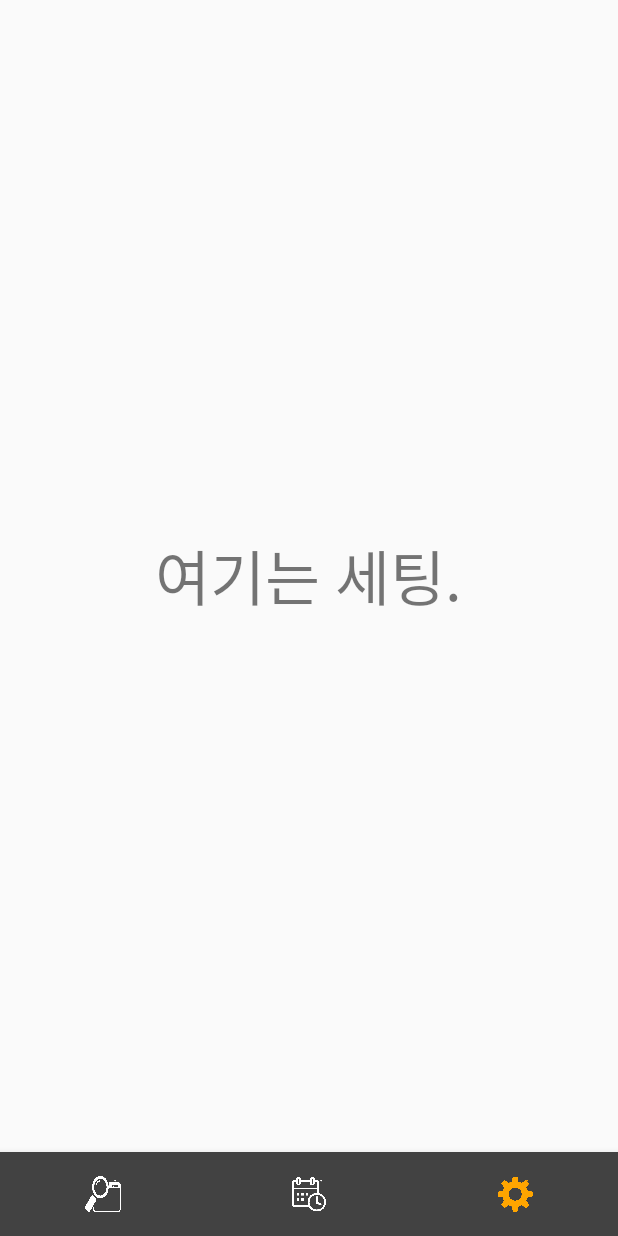
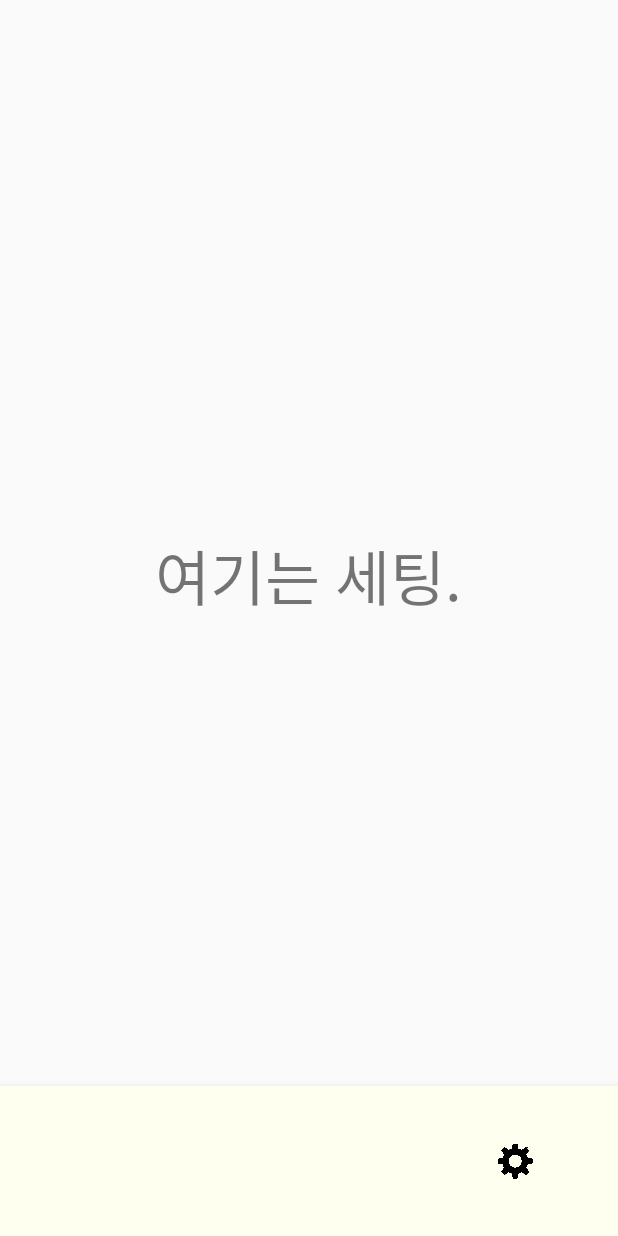
Before and after one commit to kthink03/DOT, an Android app: the screen it shows after launch (MainActivity), item 3 of the bottom bar chosen, on a phone screen of 412 x 824 dp. Run offline under Robolectric (Android 15) with nearby library versions, the phone set to English and light mode, and no system bars; libraries missing offline, so code that uses them is left out: com.prolificinteractive.materialcalendarview; 8 statements that could not run were skipped.

Commit message:
add button, design edit

```diff
--- a/app/build.gradle
+++ b/app/build.gradle
@@ -26,10 +26,10 @@ dependencies {
     implementation fileTree(dir: "libs", include: ["*.jar"])
     implementation 'androidx.appcompat:appcompat:1.2.0'
     implementation 'androidx.constraintlayout:constraintlayout:2.0.1'
-    implementation 'androidx.recyclerview:recyclerview:1.1.0'
-    implementation 'com.prolificinteractive:material-calendarview:1.4.3'
+    implementation 'androidx.recyclerview:recyclerview:1.1.0' //리사이컬 뷰 사용
+    implementation 'com.prolificinteractive:material-calendarview:1.4.3' //캘린더 뷰 사용
     //noinspection GradleCompatible
-    implementation 'com.android.support:design:28.0.0'
+    implementation 'com.android.support:design:28.0.0' //bottomNavigation
     testImplementation 'junit:junit:4.12'
     androidTestImplementation 'androidx.test.ext:junit:1.1.2'
     androidTestImplementation 'androidx.test.espresso:espresso-core:3.3.0'
--- a/app/src/main/java/com/example/dataoftoday/MainActivity.java
+++ b/app/src/main/java/com/example/dataoftoday/MainActivity.java
@@ -44,6 +44,7 @@ public class MainActivity<안녕> extends AppCompatActivity {
 
         //제일 처음 띄워줄 뷰를 세팅
         getSupportFragmentManager().beginTransaction().replace(R.id.main_layout,calendar).commitAllowingStateLoss();
+        bottomNavigationView.setSelectedItemId(R.id.tab2); //내비게이션 바에서 제일 가운데 메뉴를 default로
 
         //메뉴바의 아이콘을 선택했을 때 리스너 설정 + 액션 설정
         bottomNavigationView.setOnNavigationItemSelectedListener(new BottomNavigationView.OnNavigationItemSelectedListener() {
@@ -63,7 +64,6 @@ public class MainActivity<안녕> extends AppCompatActivity {
                         getSupportFragmentManager().beginTransaction().replace(R.id.main_layout,settings).commitAllowingStateLoss();
                         return true;
                     }
-
                     default: return false;
                 }
             }
--- a/app/src/main/res/drawable/calendar_not_select_background.xml
+++ b/app/src/main/res/drawable/calendar_not_select_background.xml
@@ -5,9 +5,9 @@
             android:shape="rectangle">
             <stroke
                 android:width="1dp"
-                android:color="@color/ivory"></stroke>
+                android:color="@color/white"></stroke>
             <corners android:radius="4dp"></corners>
-            <solid android:color="@color/ivory"></solid>
+            <solid android:color="@color/white"></solid>
             <size
                 android:width="18dp"
                 android:height="18dp">
--- a/app/src/main/res/drawable/calendar_select_background.xml
+++ b/app/src/main/res/drawable/calendar_select_background.xml
@@ -6,7 +6,7 @@
                 android:width="1dp"
                 android:color="@color/crimson"></stroke>
             <corners android:radius="4dp"></corners>
-            <solid android:color="@color/ivory"></solid>
+            <solid android:color="@color/white"></solid>
             <size
                 android:width="18dp"
                 android:height="18dp"></size>
--- a/app/src/main/res/drawable/item_color.xml
+++ b/app/src/main/res/drawable/item_color.xml
@@ -1,5 +1,5 @@
 <?xml version="1.0" encoding="utf-8"?>
 <selector xmlns:android="http://schemas.android.com/apk/res/android">
-    <item android:state_checked="true" android:color="@color/tangerine"/>
-    <item android:color="#FFFFFF"/>
+    <item android:color="@color/black"  android:state_checked="true" />
+    <item android:color="@color/ivory" android:state_checked="false"/>
 </selector>
--- a/app/src/main/res/layout/activity_main.xml
+++ b/app/src/main/res/layout/activity_main.xml
@@ -13,17 +13,17 @@
             android:layout_marginBottom="?attr/actionBarSize"/>
 
         <com.google.android.material.bottomnavigation.BottomNavigationView
-                android:id="@+id/bottomNavigationView"
-                android:layout_marginEnd="0dp"
-                android:layout_marginStart="0dp"
-                android:layout_gravity="bottom"
-                android:background="@color/cardview_dark_background"
-                app:menu="@menu/menu_bottom"
-                app:labelVisibilityMode="unlabeled"
-                app:itemBackground="@color/cardview_dark_background"
-                app:itemIconTint="@drawable/item_color"
-                app:itemTextColor="@drawable/item_color"
-                android:layout_width="match_parent"
-                android:layout_height="wrap_content"/>
+            android:id="@+id/bottomNavigationView"
+            android:layout_width="match_parent"
+            android:layout_height="150px"
+            android:layout_gravity="bottom"
+            android:layout_marginStart="0dp"
+            android:layout_marginEnd="0dp"
+            android:background="@color/ivory"
+            app:itemIconTint="@drawable/item_color"
+            app:itemTextColor="@drawable/item_color"
+            app:labelVisibilityMode="unlabeled"
+            app:menu="@menu/menu_bottom_" />
+
 
 </androidx.coordinatorlayout.widget.CoordinatorLayout>
--- a/app/src/main/res/menu/menu_bottom.xml
+++ b/app/src/main/res/menu/menu_bottom_.xml
@@ -7,7 +7,7 @@
         app:showAsAction="always"
         android:icon="@drawable/menu_more"
         android:enabled="true"
-        android:checked="true"
+        android:checked="false"
         android:title="DOTS" />
 
     <item
@@ -23,7 +23,7 @@
         app:showAsAction="always"
         android:icon="@drawable/menu_setting"
         android:enabled="true"
-        android:checked="true"
+        android:checked="false"
         android:title="Setting" />
 
 
--- a/app/src/main/res/values/colors.xml
+++ b/app/src/main/res/values/colors.xml
@@ -7,4 +7,5 @@
     <color name="tangerine">#FFA500</color>
     <color name="crimson">#EB5F5D</color>
     <color name="blue">#2534FA</color>
+    <color name="yellow">#FFF700</color>
 </resources>
--- a/app/src/main/res/values/styles.xml
+++ b/app/src/main/res/values/styles.xml
@@ -4,7 +4,7 @@
         <!-- Customize your theme here. -->
         <item name="colorPrimary">@color/white</item>
         <item name="colorPrimaryDark">@color/black</item>
-        <item name="colorAccent">@color/babypink</item>
+        <item name="colorAccent">@color/black</item>
     </style>
     <style name="SplashTheme" parent="Theme.AppCompat.NoActionBar">
         <item name="android:windowBackground">@drawable/splash</item>
```
Also changed, not shown: app/src/main/res/drawable/cal_edittext.xml (deleted, +0 -18 lines), app/src/main/res/drawable/edittext_rounded_corner_rectangle.xml (added, +33 -0 lines), app/src/main/res/layout/calendar.xml (+86 -7 lines), app/src/main/res/drawable-v24/editback.png (deleted), app/src/main/res/drawable-v24/save_button.png (added), app/src/main/res/drawable-v24/what.png (added), app/src/main/res/drawable-v24/where.png (added), app/src/main/res/drawable-v24/who.png (added), 1 other file.
